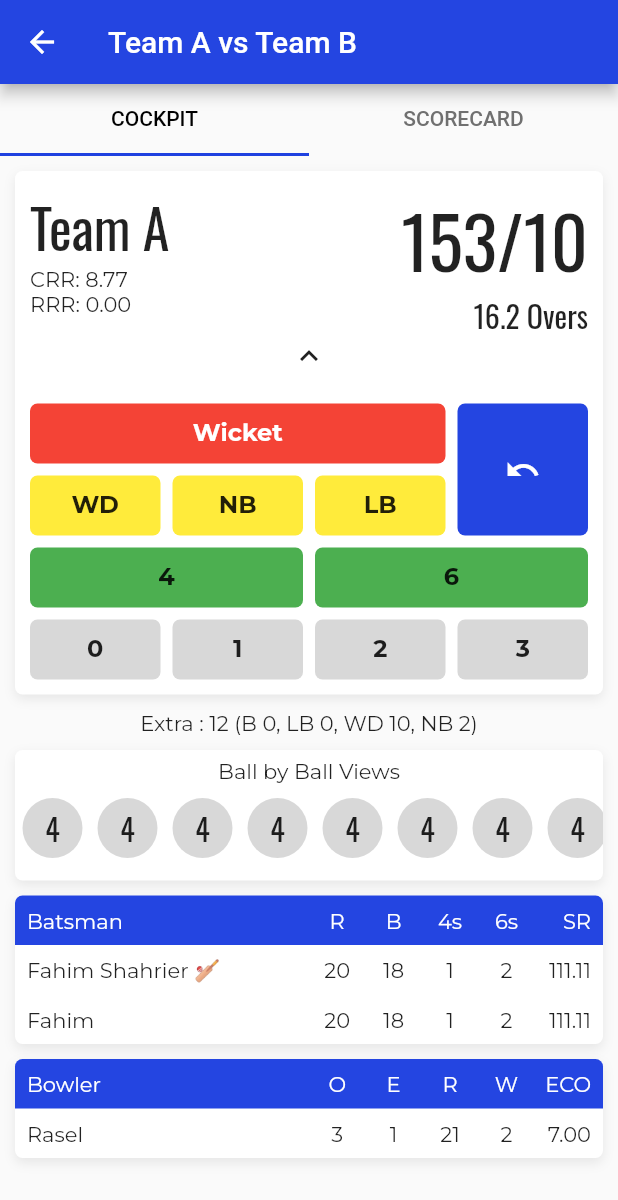
After one commit to fahimshahrierrasel/score_board, a Flutter app: the CurrentMatchPage screen opened directly, after a tap on the "expand more" icon, on a phone screen of 412 x 824 dp. The commit adds this screen. Shown: the top 1200 px of the screen. Run offline on Flutter 3.47's test engine with Material 2 defaults, Android fonts, the phone set to English and light mode, and no system bars; drawn by our look-alikes of expandable; our stand-ins replace google_fonts.

Commit message:
match progress ui - match cockpit add

```diff
--- a/lib/views/commons/decorations.dart
+++ b/lib/views/commons/decorations.dart
@@ -11,3 +11,8 @@ final generalCardDecoration = BoxDecoration(
     ),
   ],
 );
+
+final scoreControlDecoration = BoxDecoration(
+  color: Color(0xffd8d8d8),
+  borderRadius: BorderRadius.circular(5.0),
+);
--- /dev/null
+++ b/lib/views/screens/current_match_page.dart
@@ -0,0 +1,598 @@
+import 'package:expandable/expandable.dart';
+import 'package:flutter/cupertino.dart';
+import 'package:flutter/material.dart';
+import 'package:flutter_staggered_grid_view/flutter_staggered_grid_view.dart';
+import 'package:google_fonts/google_fonts.dart';
+import 'package:score_board/views/commons/decorations.dart';
+
+class CurrentMatchPage extends StatelessWidget {
+  @override
+  Widget build(BuildContext context) {
+    return Scaffold(
+      appBar: AppBar(
+        title: Text("Team A vs Team B"),
+      ),
+      body: DefaultTabController(
+        length: 2,
+        child: Scaffold(
+          appBar: new TabBar(
+            tabs: [
+              Tab(
+                text: "Cockpit".toUpperCase(),
+              ),
+              Tab(
+                text: "ScoreCard".toUpperCase(),
+              ),
+            ],
+          ),
+          body: TabBarView(
+            children: <Widget>[
+              MatchControl(),
+              ScoreCard(),
+            ],
+          ),
+        ),
+      ),
+    );
+    ;
+  }
+}
+
+class MatchControl extends StatefulWidget {
+  @override
+  _MatchControlState createState() => _MatchControlState();
+}
+
+class _MatchControlState extends State<MatchControl> {
+  @override
+  Widget build(BuildContext context) {
+    return SingleChildScrollView(
+      child: Column(
+        children: <Widget>[
+          Container(
+            decoration: generalCardDecoration,
+            margin: EdgeInsets.all(10),
+            padding: EdgeInsets.all(10),
+            child: ExpandablePanel(
+              collapsed: Container(
+                child: Column(
+                  children: <Widget>[
+                    Row(
+                      mainAxisAlignment: MainAxisAlignment.spaceBetween,
+                      crossAxisAlignment: CrossAxisAlignment.start,
+                      children: <Widget>[
+                        Column(
+                          crossAxisAlignment: CrossAxisAlignment.start,
+                          children: <Widget>[
+                            Text(
+                              "Team A",
+                              style: GoogleFonts.oswald(fontSize: 36),
+                            ),
+                            Text("CRR: 8.77"),
+                            Text("RRR: 0.00")
+                          ],
+                        ),
+                        Column(
+                          crossAxisAlignment: CrossAxisAlignment.end,
+                          children: <Widget>[
+                            Text(
+                              "153/10",
+                              style: GoogleFonts.oswald(fontSize: 48),
+                            ),
+                            Text(
+                              "16.2 Overs",
+                              style: GoogleFonts.oswald(fontSize: 20),
+                            )
+                          ],
+                        )
+                      ],
+                    ),
+                    ExpandableButton(
+                      child: Icon(Icons.expand_more),
+                    )
+                  ],
+                ),
+              ),
+              expanded: Column(
+                children: <Widget>[
+                  Container(
+                    child: Column(
+                      children: <Widget>[
+                        Row(
+                          mainAxisAlignment: MainAxisAlignment.spaceBetween,
+                          crossAxisAlignment: CrossAxisAlignment.start,
+                          children: <Widget>[
+                            Column(
+                              crossAxisAlignment: CrossAxisAlignment.start,
+                              children: <Widget>[
+                                Text(
+                                  "Team A",
+                                  style: GoogleFonts.oswald(fontSize: 36),
+                                ),
+                                Text("CRR: 8.77"),
+                                Text("RRR: 0.00")
+                              ],
+                            ),
+                            Column(
+                              crossAxisAlignment: CrossAxisAlignment.end,
+                              children: <Widget>[
+                                Text(
+                                  "153/10",
+                                  style: GoogleFonts.oswald(fontSize: 48),
+                                ),
+                                Text(
+                                  "16.2 Overs",
+                                  style: GoogleFonts.oswald(fontSize: 20),
+                                )
+                              ],
+                            )
+                          ],
+                        ),
+                        ExpandableButton(
+                          child: Icon(Icons.expand_less),
+                        )
+                      ],
+                    ),
+                  ),
+                  SizedBox(
+                    height: 20,
+                  ),
+                  StaggeredGridView.count(
+                    shrinkWrap: true,
+                    crossAxisCount: 4,
+                    children: getStaggeredItems(context),
+                    staggeredTiles: getStaggeredTiles(),
+                    mainAxisSpacing: 8.0,
+                    crossAxisSpacing: 8.0,
+                  )
+                ],
+              ),
+            ),
+          ),
+          Text("Extra : 12 (B 0, LB 0, WD 10, NB 2)"),
+          Container(
+            decoration: generalCardDecoration,
+            margin: EdgeInsets.symmetric(horizontal: 10, vertical: 10),
+            padding: EdgeInsets.symmetric(vertical: 5),
+            child: Column(
+              children: <Widget>[
+                Text("Ball by Ball Views"),
+                Container(
+                  height: 40,
+                  margin: EdgeInsets.symmetric(vertical: 10),
+                  child: ListView.builder(
+                    itemCount: 20,
+                    scrollDirection: Axis.horizontal,
+                    itemBuilder: (_, index) {
+                      return Container(
+                        margin: EdgeInsets.symmetric(horizontal: 5),
+                        height: 40,
+                        width: 40,
+                        alignment: Alignment.center,
+                        decoration: BoxDecoration(
+                          shape: BoxShape.circle,
+                          color: Color(0xffdd8d8d8),
+                        ),
+                        child: Text(
+                          "4",
+                          style: GoogleFonts.oswald(fontSize: 20),
+                        ),
+                      );
+                    },
+                  ),
+                )
+              ],
+            ),
+          ),
+          Container(
+            margin: EdgeInsets.symmetric(horizontal: 10),
+            decoration: generalCardDecoration,
+            child: Column(
+              children: <Widget>[
+                Container(
+                  padding: EdgeInsets.all(8.0),
+                  decoration: BoxDecoration(
+                      color: Theme.of(context).primaryColor,
+                      borderRadius: BorderRadius.only(
+                          topLeft: Radius.circular(5),
+                          topRight: Radius.circular(5))),
+                  child: Row(
+                    children: <Widget>[
+                      Expanded(
+                          child: Text(
+                            "Batsman",
+                            style: TextStyle(color: Colors.white),
+                          )),
+                      Expanded(
+                        child: Row(
+                          mainAxisAlignment: MainAxisAlignment.spaceBetween,
+                          children: <Widget>[
+                            Expanded(
+                              child: Text(
+                                "R",
+                                textAlign: TextAlign.center,
+                                style: TextStyle(color: Colors.white),
+                              ),
+                            ),
+                            Expanded(
+                              child: Text(
+                                "B",
+                                textAlign: TextAlign.center,
+                                style: TextStyle(color: Colors.white),
+                              ),
+                            ),
+                            Expanded(
+                              child: Text(
+                                "4s",
+                                textAlign: TextAlign.center,
+                                style: TextStyle(color: Colors.white),
+                              ),
+                            ),
+                            Expanded(
+                              child: Text(
+                                "6s",
+                                textAlign: TextAlign.center,
+                                style: TextStyle(color: Colors.white),
+                              ),
+                            ),
+                            Expanded(
+                              child: Text(
+                                "SR",
+                                textAlign: TextAlign.end,
+                                style: TextStyle(color: Colors.white),
+                              ),
+                            ),
+                          ],
+                        ),
+                      ),
+                    ],
+                  ),
+                ),
+                Container(
+                  padding: EdgeInsets.all(8.0),
+                  child: Row(
+                    children: <Widget>[
+                      Expanded(
+                          child: Text(
+                            "Fahim Shahrier 🏏",
+                          )),
+                      Expanded(
+                        child: Row(
+                          mainAxisAlignment: MainAxisAlignment.spaceBetween,
+                          children: <Widget>[
+                            Expanded(
+                              child: Text(
+                                "20",
+                                textAlign: TextAlign.center,
+                              ),
+                            ),
+                            Expanded(
+                              child: Text(
+                                "18",
+                                textAlign: TextAlign.center,
+                              ),
+                            ),
+                            Expanded(
+                              child: Text(
+                                "1",
+                                textAlign: TextAlign.center,
+                              ),
+                            ),
+                            Expanded(
+                              child: Text(
+                                "2",
+                                textAlign: TextAlign.center,
+                              ),
+                            ),
+                            Expanded(
+                              child: Text(
+                                "111.11",
+                                textAlign: TextAlign.end,
+                              ),
+                            ),
+                          ],
+                        ),
+                      ),
+                    ],
+                  ),
+                ),
+                Container(
+                  padding: EdgeInsets.all(8.0),
+                  child: Row(
+                    children: <Widget>[
+                      Expanded(
+                          child: Text(
+                            "Fahim",
+                          )),
+                      Expanded(
+                        child: Row(
+                          mainAxisAlignment: MainAxisAlignment.spaceBetween,
+                          children: <Widget>[
+                            Expanded(
+                              child: Text(
+                                "20",
+                                textAlign: TextAlign.center,
+                              ),
+                            ),
+                            Expanded(
+                              child: Text(
+                                "18",
+                                textAlign: TextAlign.center,
+                              ),
+                            ),
+                            Expanded(
+                              child: Text(
+                                "1",
+                                textAlign: TextAlign.center,
+                              ),
+                            ),
+                            Expanded(
+                              child: Text(
+                                "2",
+                                textAlign: TextAlign.center,
+                              ),
+                            ),
+                            Expanded(
+                              child: Text(
+                                "111.11",
+                                textAlign: TextAlign.end,
+                              ),
+                            ),
+                          ],
+                        ),
+                      ),
+                    ],
+                  ),
+                ),
+              ],
+            ),
+          ),
+          Container(
+            margin: EdgeInsets.symmetric(horizontal: 10, vertical: 10),
+            decoration: generalCardDecoration,
+            child: Column(
+              children: <Widget>[
+                Container(
+                  padding: EdgeInsets.all(8.0),
+                  decoration: BoxDecoration(
+                      color: Theme.of(context).primaryColor,
+                      borderRadius: BorderRadius.only(
+                          topLeft: Radius.circular(5),
+                          topRight: Radius.circular(5))),
+                  child: Row(
+                    children: <Widget>[
+                      Expanded(
+                          child: Text(
+                            "Bowler",
+                            style: TextStyle(color: Colors.white),
+                          )),
+                      Expanded(
+                        child: Row(
+                          mainAxisAlignment: MainAxisAlignment.spaceBetween,
+                          children: <Widget>[
+                            Expanded(
+                              child: Text(
+                                "O",
+                                textAlign: TextAlign.center,
+                                style: TextStyle(color: Colors.white),
+                              ),
+                            ),
+                            Expanded(
+                              child: Text(
+                                "E",
+                                textAlign: TextAlign.center,
+                                style: TextStyle(color: Colors.white),
+                              ),
+                            ),
+                            Expanded(
+                              child: Text(
+                                "R",
+                                textAlign: TextAlign.center,
+                                style: TextStyle(color: Colors.white),
+                              ),
+                            ),
+                            Expanded(
+                              child: Text(
+                                "W",
+                                textAlign: TextAlign.center,
+                                style: TextStyle(color: Colors.white),
+                              ),
+                            ),
+                            Expanded(
+                              child: Text(
+                                "ECO",
+                                textAlign: TextAlign.end,
+                                style: TextStyle(color: Colors.white),
+                              ),
+                            ),
+                          ],
+                        ),
+                      ),
+                    ],
+                  ),
+                ),
+                Container(
+                  padding: EdgeInsets.all(8.0),
+                  child: Row(
+                    children: <Widget>[
+                      Expanded(
+                          child: Text(
+                            "Rasel",
+                          )),
+                      Expanded(
+                        child: Row(
+                          mainAxisAlignment: MainAxisAlignment.spaceBetween,
+                          children: <Widget>[
+                            Expanded(
+                              child: Text(
+                                "3",
+                                textAlign: TextAlign.center,
+                              ),
+                            ),
+                            Expanded(
+                              child: Text(
+                                "1",
+                                textAlign: TextAlign.center,
+                              ),
+                            ),
+                            Expanded(
+                              child: Text(
+                                "21",
+                                textAlign: TextAlign.center,
+                              ),
+                            ),
+                            Expanded(
+                              child: Text(
+                                "2",
+                                textAlign: TextAlign.center,
+                              ),
+                            ),
+                            Expanded(
+                              child: Text(
+                                "7.00",
+                                textAlign: TextAlign.end,
+                              ),
+                            ),
+                          ],
+                        ),
+                      ),
+                    ],
+                  ),
+                ),
+              ],
+            ),
+          ),
+        ],
+      ),
+    );
+  }
+
+  List<Widget> getStaggeredItems(BuildContext context) {
+    List<Widget> _tiles = <Widget>[
+      ScoreControl(
+        title: "Wicket",
+        backgroundColor: Colors.red,
+        textColor: Colors.white,
+        onTap: () {},
+      ),
+      ScoreControl(
+        icon: Icons.undo,
+        backgroundColor: Theme.of(context).primaryColor,
+        textColor: Colors.white,
+        onTap: () {},
+      ),
+      ScoreControl(
+        title: "WD",
+        backgroundColor: Colors.yellow,
+        onTap: () {},
+      ),
+      ScoreControl(
+        title: "NB",
+        backgroundColor: Colors.yellow,
+        onTap: () {},
+      ),
+      ScoreControl(
+        title: "LB",
+        backgroundColor: Colors.yellow,
+        onTap: () {},
+      ),
+      ScoreControl(
+        title: "4",
+        backgroundColor: Colors.green,
+        onTap: () {},
+      ),
+      ScoreControl(
+        title: "6",
+        backgroundColor: Colors.green,
+        onTap: () {},
+      ),
+      ScoreControl(
+        title: "0",
+        onTap: () {},
+      ),
+      ScoreControl(
+        title: "1",
+        onTap: () {},
+      ),
+      ScoreControl(
+        title: "2",
+        onTap: () {},
+      ),
+      ScoreControl(
+        title: "3",
+        onTap: () {},
+      ),
+    ];
+    return _tiles;
+  }
+
+  List<StaggeredTile> getStaggeredTiles() {
+    List<StaggeredTile> _staggeredTiles = const <StaggeredTile>[
+      const StaggeredTile.extent(3, 40),
+      const StaggeredTile.extent(1, 88),
+      const StaggeredTile.extent(1, 40),
+      const StaggeredTile.extent(1, 40),
+      const StaggeredTile.extent(1, 40),
+      const StaggeredTile.extent(2, 40),
+      const StaggeredTile.extent(2, 40),
+      const StaggeredTile.extent(1, 40),
+      const StaggeredTile.extent(1, 40),
+      const StaggeredTile.extent(1, 40),
+      const StaggeredTile.extent(1, 40),
+    ];
+    return _staggeredTiles;
+  }
+}
+
+class ScoreCard extends StatelessWidget {
+  @override
+  Widget build(BuildContext context) {
+    return Container();
+  }
+}
+
+class ScoreControl extends StatelessWidget {
+  final String title;
+  final IconData icon;
+  final Color backgroundColor;
+  final Color textColor;
+  final Function onTap;
+
+  const ScoreControl(
+      {Key key,
+      this.title,
+      this.icon,
+      this.backgroundColor,
+      this.textColor,
+      @required this.onTap})
+      : super(key: key);
+
+  @override
+  Widget build(BuildContext context) {
+    return Container(
+      child: Material(
+        color: Colors.transparent,
+        child: InkWell(
+          onTap: onTap,
+          child: Container(
+            alignment: Alignment.center,
+            decoration: scoreControlDecoration.copyWith(color: backgroundColor),
+            child: icon != null
+                ? Icon(
+                    icon,
+                    color: textColor,
+                  )
+                : Text(
+                    title,
+                    style: TextStyle(
+                      color: textColor,
+                      fontSize: 16,
+                      fontWeight: FontWeight.bold,
+                    ),
+                  ),
+          ),
+        ),
+      ),
+    );
+  }
+}
--- a/lib/views/widgets/current_match_card.dart
+++ b/lib/views/widgets/current_match_card.dart
@@ -1,17 +1,30 @@
 import 'package:flutter/material.dart';
-import 'package:google_fonts/google_fonts.dart';
 import 'package:score_board/views/commons/decorations.dart';
+import 'package:score_board/views/screens/current_match_page.dart';
 
 class CurrentMatchCard extends StatelessWidget {
   final isMatchRunning;
 
-  const CurrentMatchCard({Key key, this.isMatchRunning = false}) : super(key: key);
+  const CurrentMatchCard({Key key, this.isMatchRunning = false})
+      : super(key: key);
   @override
   Widget build(BuildContext context) {
     return Container(
       margin: EdgeInsets.symmetric(horizontal: 10, vertical: 5),
+      decoration: generalCardDecoration,
+      child: Material(
+        color: Colors.transparent,
+        child: InkWell(
+          onTap: () {
+            Navigator.push(
+              context,
+              MaterialPageRoute(
+                builder: (context) => CurrentMatchPage(),
+              ),
+            );
+          },
+          child: Container(
             padding: EdgeInsets.all(10),
-      decoration: generalCardDecoration,
             child: Center(
               child: Column(
                 crossAxisAlignment: CrossAxisAlignment.center,
@@ -23,35 +36,53 @@ class CurrentMatchCard extends StatelessWidget {
                     children: <Widget>[
                       Text(
                         "Team A",
-                  style: TextStyle(fontSize: 24, fontWeight: FontWeight.bold),
+                        style: TextStyle(
+                          fontSize: 24,
+                          fontWeight: FontWeight.bold,
+                        ),
                       ),
                       Container(
                         margin: EdgeInsets.symmetric(horizontal: 20),
                         padding: EdgeInsets.all(5),
                         decoration: BoxDecoration(
-                    color: isMatchRunning ? Colors.green : Theme.of(context).primaryColor,
+                          color: isMatchRunning
+                              ? Colors.green
+                              : Theme.of(context).primaryColor,
                           borderRadius: BorderRadius.circular(5.0),
                         ),
                         child: Text(
                           "VS",
-                    style: TextStyle(color: Colors.white, fontSize: 13),
+                          style: TextStyle(
+                            color: Colors.white,
+                            fontSize: 13,
+                          ),
                         ),
                       ),
                       Text(
                         "Team B",
-                  style: TextStyle(fontSize: 24, fontWeight: FontWeight.bold),
+                        style: TextStyle(
+                          fontSize: 24,
+                          fontWeight: FontWeight.bold,
+                        ),
                       )
                     ],
                   ),
                   Padding(
                     padding: const EdgeInsets.only(top: 8),
-              child: Text("8 Players on Each Team", style: GoogleFonts.montserrat(),),
+                    child: Text(
+                      "8 Players on Each Team",
+                    ),
                   ),
                   Padding(
                     padding: const EdgeInsets.only(top: 8),
-              child: Text("Total 16 Overs", style: GoogleFonts.montserrat(),),
+                    child: Text(
+                      "Total 16 Overs",
+                    ),
                   ),
                 ],
+              ),
+            ),
+          ),
         ),
       ),
     );
--- a/pubspec.yaml
+++ b/pubspec.yaml
@@ -11,6 +11,8 @@ dependencies:
     sdk: flutter
   cupertino_icons: ^0.1.3
   google_fonts:
+  expandable: ^4.1.2
+  flutter_staggered_grid_view: ^0.3.0
 
 dev_dependencies:
   flutter_test:
```
Also changed, not shown: pubspec.lock. Lines whose indentation alone changed are shown as unchanged.
